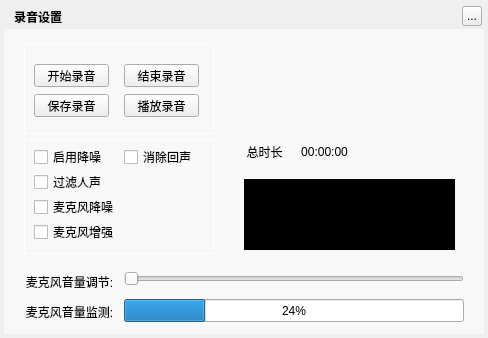
Qt form TTKCore/musicUiKits/musicToolsetsKits/musicaudiorecorderwidget.ui (Greedysky/TTKMusicPlayer) before a commit.
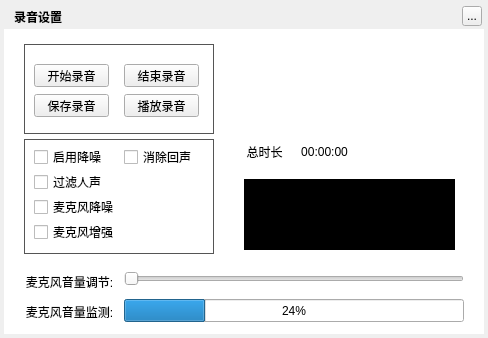
The same form after that commit. Custom widgets are drawn as their Qt base class.

Diff of the .ui file:
```diff
--- a/TTKCore/musicUiKits/musicToolsetsKits/musicaudiorecorderwidget.ui
+++ b/TTKCore/musicUiKits/musicToolsetsKits/musicaudiorecorderwidget.ui
@@ -68,7 +68,7 @@
     </rect>
    </property>
    <property name="styleSheet">
-    <string notr="true">background:rgba(255,255,255,150);</string>
+    <string notr="true">background:white;</string>
    </property>
   </widget>
   <widget class="QGroupBox" name="groupBox_2">
@@ -80,6 +80,9 @@
      <height>90</height>
     </rect>
    </property>
+   <property name="styleSheet">
+    <string notr="true">QGroupBox{border:1px solid #555;}</string>
+   </property>
    <property name="title">
     <string/>
    </property>
@@ -146,7 +149,7 @@
     </rect>
    </property>
    <property name="styleSheet">
-    <string notr="true">QGroupBox{border:1px solid #FFF;}</string>
+    <string notr="true">QGroupBox{border:1px solid #555;}</string>
    </property>
    <property name="title">
     <string/>
```
